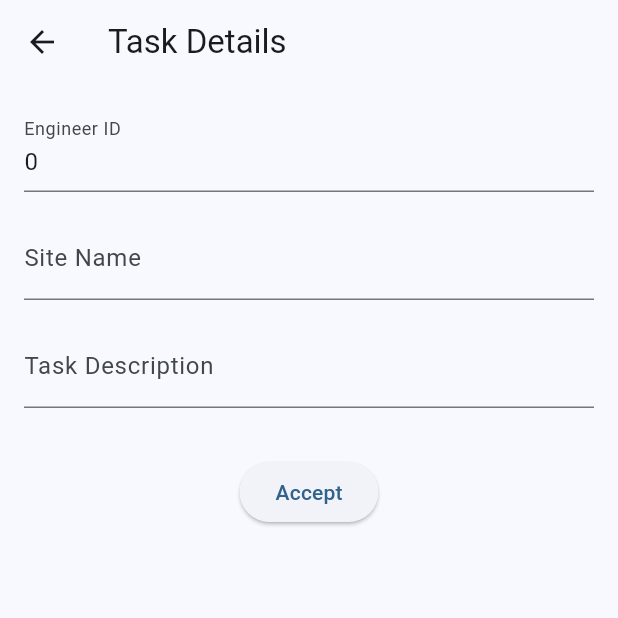
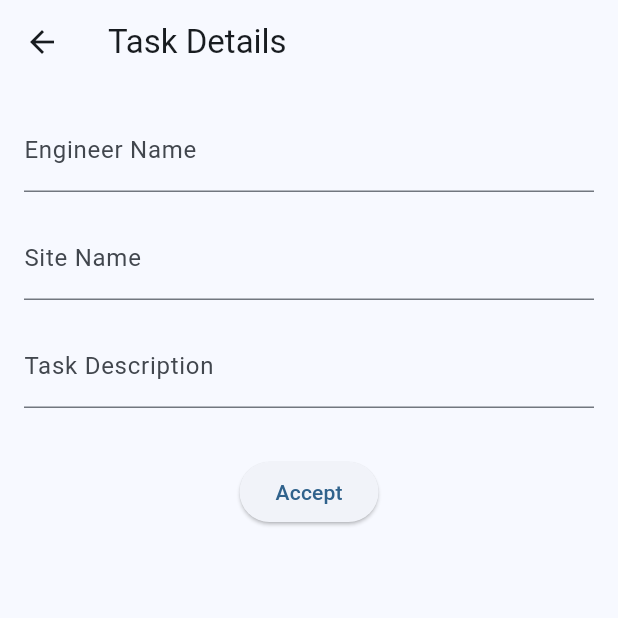
Before and after one commit to MrOmarJnr/msaudit, a Flutter app: the LandingScreen screen opened directly with empty values, on a phone screen of 412 x 824 dp, the top half of it. Run offline on Flutter 3.47's test engine with Material 3 defaults, Android fonts, the phone set to English and light mode, and no system bars; our stand-ins replace carousel_slider, geolocator, image_picker.

Commit message:
change 50

```diff
--- a/lib/landing.dart
+++ b/lib/landing.dart
@@ -35,9 +35,9 @@ class LandingScreen extends StatelessWidget {
           children: [
             TextField(
               decoration: InputDecoration(
-                labelText: 'Engineer ID',
+                labelText: 'Engineer Name',
               ),
-              controller: TextEditingController(text: user.id.toString()),
+              controller: TextEditingController(text: user.field_engineer_name),
               readOnly: true,
             ),
             SizedBox(height: 16),
--- a/lib/user_model.dart
+++ b/lib/user_model.dart
@@ -8,6 +8,7 @@ class Tasklist {
   String? maintenance_type;
   DateTime? created_at;
   DateTime? updated_at;
+  String? field_engineer_name;
 
   Tasklist({
     this.id,
@@ -19,6 +20,7 @@ class Tasklist {
     this.maintenance_type,
     this.created_at,
     this.updated_at,
+    this.field_engineer_name,
   });
 
   factory Tasklist.fromJson(Map<String, dynamic> json) {
@@ -32,6 +34,7 @@ class Tasklist {
       maintenance_type: json['maintenance_type'],
       created_at: DateTime.parse(json['created_at']),
       updated_at: DateTime.parse(json['updated_at']),
+      field_engineer_name: json['field_engineer']['name'],
     );
   }
 }
```
Also changed, not shown: lib/api_services.dart (added, +33 -0 lines), pubspec.lock.
